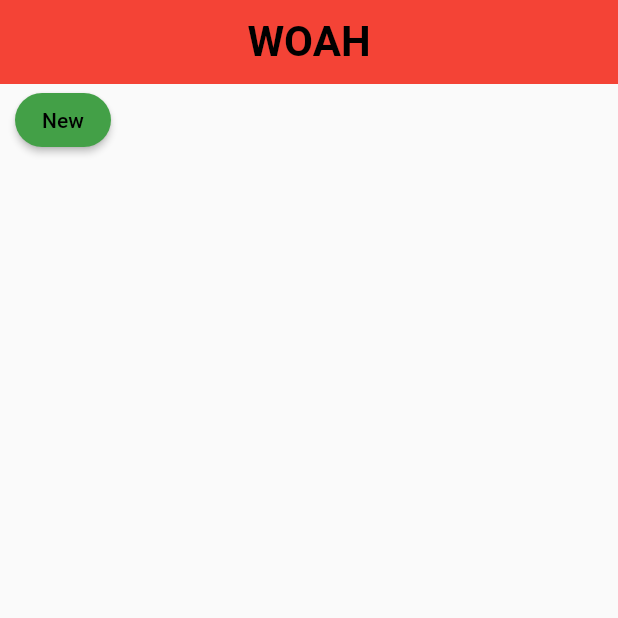
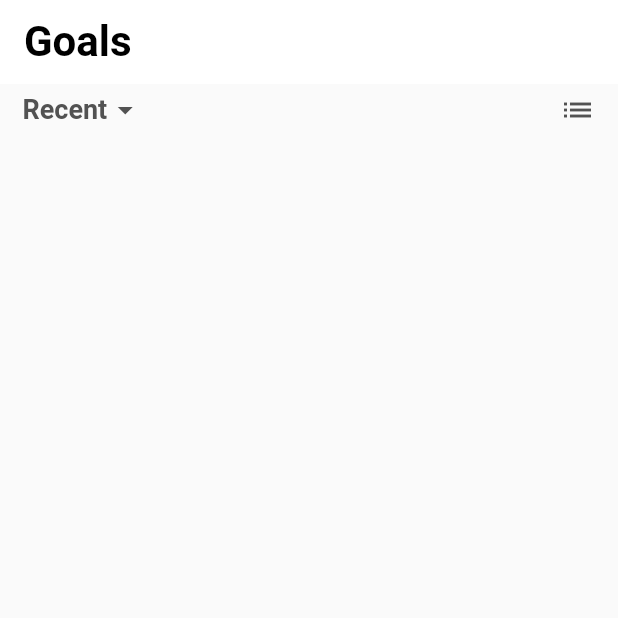
Before and after one commit to Syncxv/flutter-thingy, a Flutter app: the screen it shows after launch, on a phone screen of 412 x 824 dp, the top half of it. Run offline on Flutter 3.47's test engine with Material 2 defaults, Android fonts, the light colour scheme and no system bars.

Commit message:
sheesh header recent thingy

```diff
--- a/lib/config/palette.dart
+++ b/lib/config/palette.dart
@@ -1,5 +1,6 @@
 import 'package:flutter/material.dart';
 
 class Palette {
-  static const Color sucess = Color(0xFFFFFFFF);
+  static const Color sucess = Color(0xFF2CFF37);
+  static const Color textMuted = Color(0xFF525252);
 }
--- a/lib/screens/home_screen.dart
+++ b/lib/screens/home_screen.dart
@@ -1,19 +1,18 @@
+import 'package:appy/widgets/widgets.dart';
 import 'package:flutter/material.dart';
 
 class HomeScreen extends StatelessWidget {
-  final GlobalKey<_WOAH> _key = GlobalKey();
-  HomeScreen({Key? key}) : super(key: key);
+  const HomeScreen({Key? key}) : super(key: key);
   @override
   Widget build(BuildContext context) {
     return Scaffold(
       body: CustomScrollView(
         slivers: [
           const SliverAppBar(
-            backgroundColor: Colors.red,
-            centerTitle: true,
+            backgroundColor: Colors.white,
             floating: true,
             title: Text(
-              "WOAH",
+              "Goals",
               style: TextStyle(
                 color: Colors.black,
                 fontSize: 28,
@@ -25,8 +24,8 @@ class HomeScreen extends StatelessWidget {
             child: Container(
               height: 100.0,
               alignment: Alignment.centerLeft,
-              padding: const EdgeInsets.fromLTRB(10, 0, 10, 0),
-              child: const TEXTTHINGY(),
+              padding: const EdgeInsets.fromLTRB(15, 5, 15, 0),
+              child: const HeaderHEHE(),
             ),
           )
         ],
@@ -34,42 +33,3 @@ class HomeScreen extends StatelessWidget {
     );
   }
 }
-
-class TEXTTHINGY extends StatefulWidget {
-  const TEXTTHINGY({Key? key}) : super(key: key);
-
-  @override
-  _WOAH createState() => _WOAH();
-}
-
-class _WOAH extends State<TEXTTHINGY> {
-  bool hehe = false;
-  @override
-  Widget build(BuildContext context) {
-    return Column(
-      children: [
-        ElevatedButton(
-          onPressed: () {
-            setState(() {
-              hehe = !hehe;
-            });
-          },
-          style: ButtonStyle(
-            backgroundColor: MaterialStateProperty.all(Colors.green[600]),
-            shape: MaterialStateProperty.all(
-              RoundedRectangleBorder(
-                borderRadius: BorderRadius.circular(30),
-              ),
-            ),
-          ),
-          child: const Text(
-            "New",
-            style: TextStyle(
-              color: Colors.black,
-            ),
-          ),
-        )
-      ],
-    );
-  }
-}
--- /dev/null
+++ b/lib/widgets/header.dart
@@ -0,0 +1,45 @@
+import 'package:appy/config/palette.dart';
+import 'package:flutter/material.dart';
+
+class HeaderHEHE extends StatefulWidget {
+  const HeaderHEHE({Key? key}) : super(key: key);
+
+  @override
+  _HeaderTHingy createState() => _HeaderTHingy();
+}
+
+class _HeaderTHingy extends State<HeaderHEHE> {
+  bool isOpen = false;
+  @override
+  Widget build(BuildContext context) {
+    return Column(
+      children: [
+        Row(
+          mainAxisAlignment: MainAxisAlignment.spaceBetween,
+          children: [
+            Row(
+              children: const [
+                Text(
+                  "Recent",
+                  style: TextStyle(
+                    color: Palette.textMuted,
+                    fontSize: 18,
+                    fontWeight: FontWeight.w700,
+                  ),
+                ),
+                Icon(
+                  Icons.arrow_drop_down_outlined,
+                  color: Palette.textMuted,
+                ),
+              ],
+            ),
+            const Icon(
+              Icons.list,
+              color: Palette.textMuted,
+            )
+          ],
+        )
+      ],
+    );
+  }
+}
--- /dev/null
+++ b/lib/widgets/widgets.dart
@@ -0,0 +1,2 @@
+export './header.dart';
+export './todo_card.dart';
```
Also changed, not shown: lib/widgets/todo_card.dart (added).
